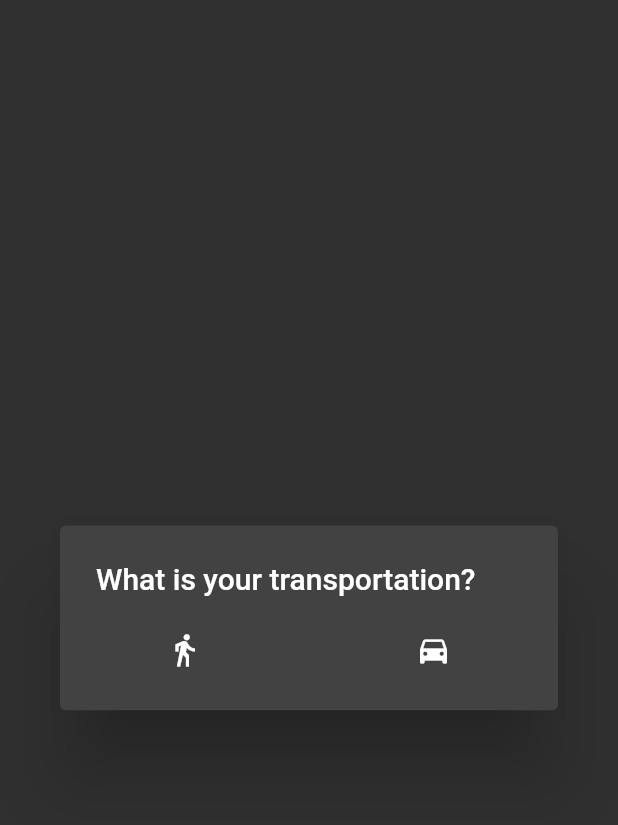
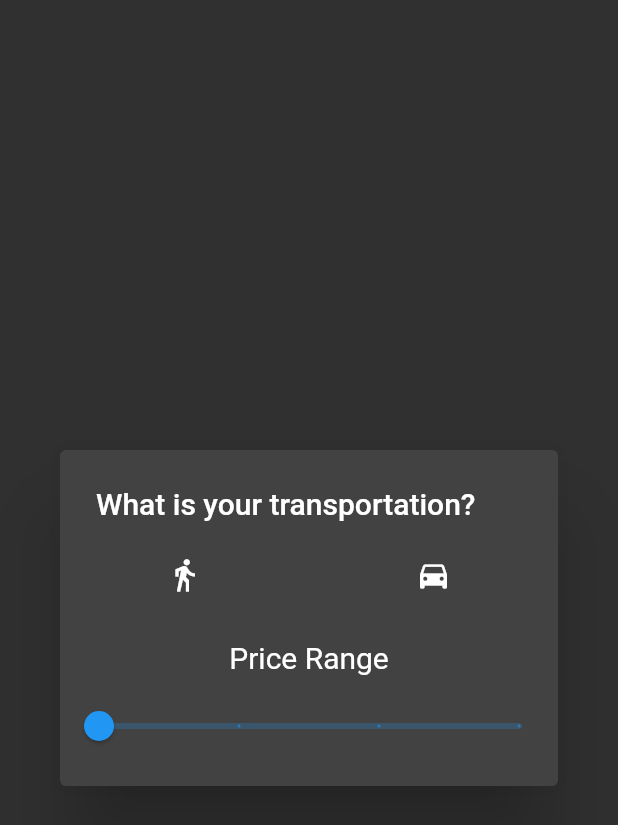
Before and after one commit to dark-mode/Hungry, a Flutter app: the MyDialogContent widget shown alone on an empty page, opened directly, on a phone screen of 412 x 824 dp. Shown: the top 825 px of the screen. Run offline on Flutter 3.47's test engine with Material 2 defaults, Android fonts, the phone set to English and light mode, and no system bars; our stand-ins replace google_sign_in, location.

Commit message:
Price Slider Added

```diff
--- a/restaurant_app/lib/HomePage.dart
+++ b/restaurant_app/lib/HomePage.dart
@@ -121,6 +121,9 @@ class _MyDialogContentState extends State<MyDialogContent> {
 
   Color _walkColor = Colors.white;
   Color _driveColor = Colors.white;
+  double _priceLevel = 1.0;
+  var _prices = ['\$','\$\$','\$\$\$','\$\$\$\$'];
+
   void _toggleColor(String indicator) {
     setState(() {
       if (indicator == 'Walk') {
@@ -149,9 +152,7 @@ class _MyDialogContentState extends State<MyDialogContent> {
                     color: _walkColor,
                     icon: new Icon(Icons.directions_walk),
                     tooltip: 'Walking',
-                      onPressed: () {
-                        _toggleColor('Walk');
-                      }
+                      onPressed: () => _toggleColor('Walk')
                   )
               ),
               new Expanded(
@@ -160,13 +161,32 @@ class _MyDialogContentState extends State<MyDialogContent> {
                       color: _driveColor,
                       icon: new Icon(Icons.directions_car),
                       tooltip: 'Driving',
-                      onPressed: () {
-                        _toggleColor('Drive');
-                      }
+                      onPressed: () =>_toggleColor('Drive')
                   ))
             ],
-          )
-        ]
+          ),
+          new Padding(
+            padding: EdgeInsets.fromLTRB(0.0, 20.0, 0.0, 10.0),
+            child: new Text('Price Range',
+              textAlign: TextAlign.center,
+              style: new TextStyle(
+                color: Colors.white,
+                fontSize: 20.0,
+              )),
+          ),
+              new Slider(
+                value:_priceLevel,
+                min: 1.0,
+                max: 4.0,
+                divisions: 3,
+                label: _prices[_priceLevel.round()-1],
+                onChanged: (double value) {
+                  setState(() {
+                    _priceLevel = value;
+                  });
+                },
+              ),
+        ],
     );
   }
   @override
```
Also changed, not shown: 1 other file.
